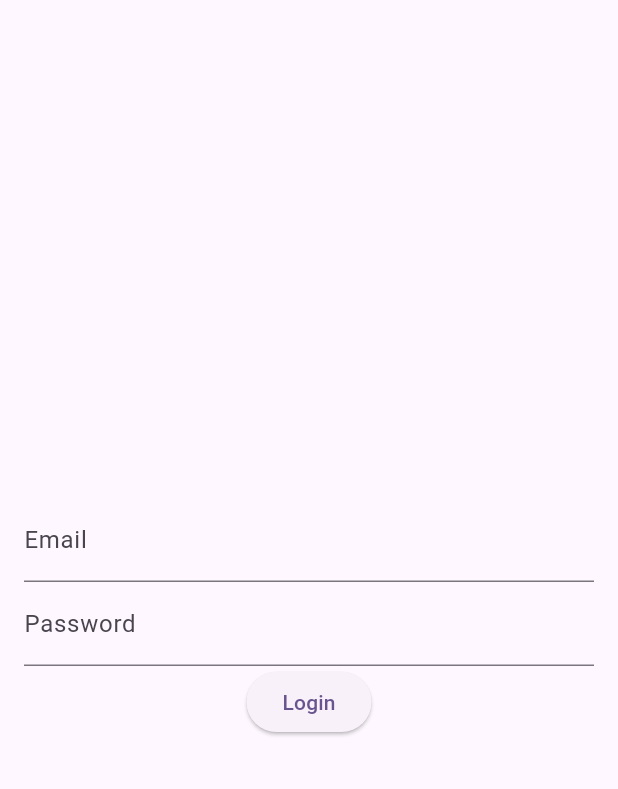
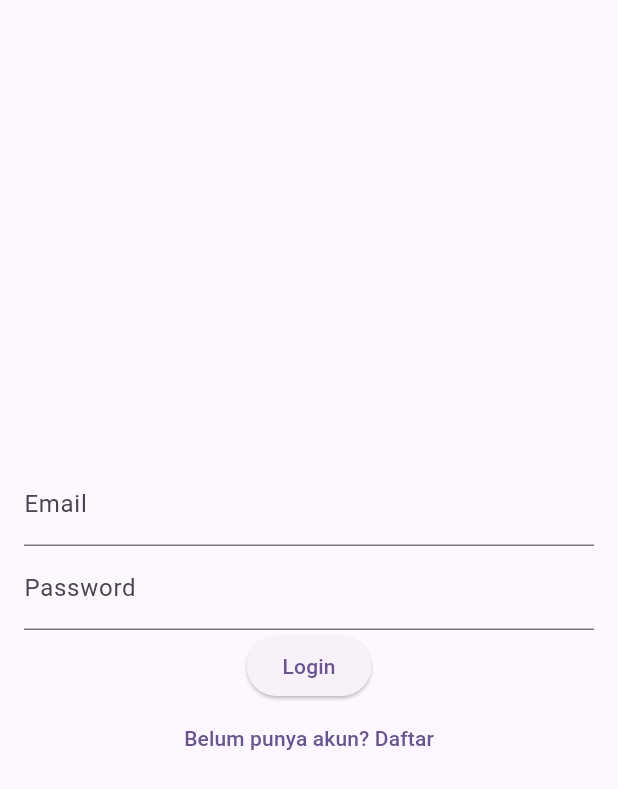
Before and after one commit to IAMHUDA/20220140049_act4, a Flutter app: the screen it shows after launch, on a phone screen of 412 x 824 dp. Shown: the top 789 px of the screen. Run offline on Flutter 3.47's test engine with Material 3 defaults, Android fonts, the light colour scheme and no system bars.

Commit message:
add TextButton to register

```diff
--- a/lib/login_page.dart
+++ b/lib/login_page.dart
@@ -58,6 +58,12 @@ class _LoginPageState extends State<LoginPage> {
                 }
               , child: Text('Login')
               ),
+
+              TextButton(
+                onPressed: (){
+                  Navigator.push(context, MaterialPageRoute(builder: (context) => RegisterPage()),);
+              }, child: Text("Belum punya akun? Daftar"),
+              )
             ],
           ),)),
     );
```
